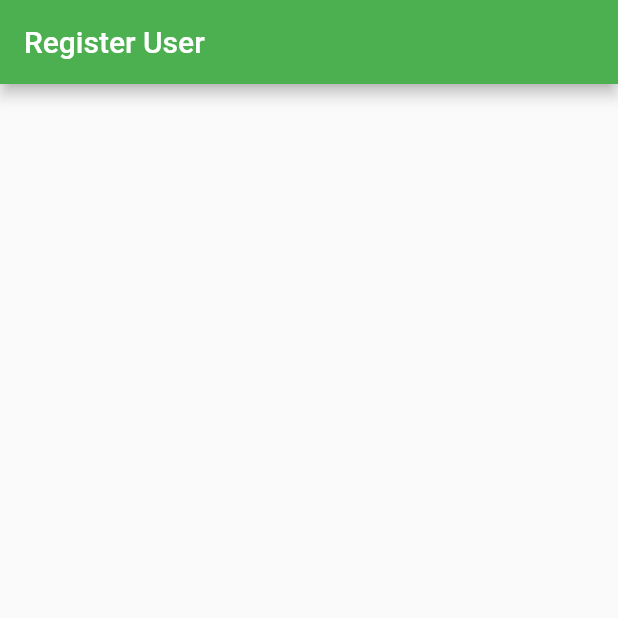
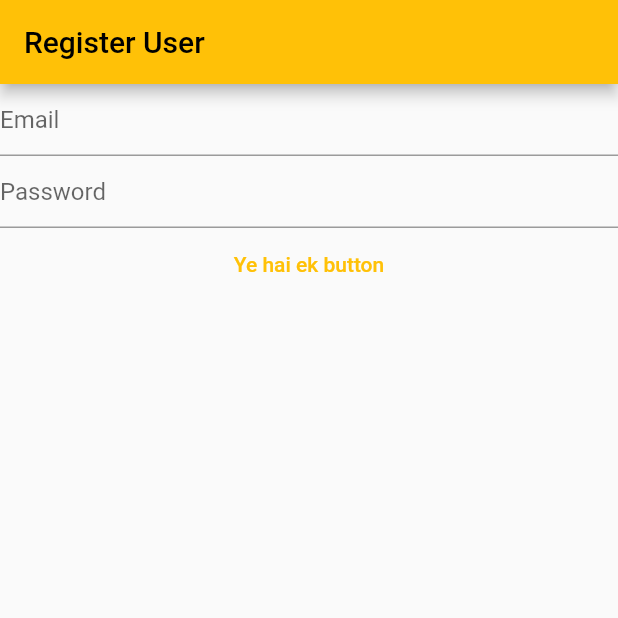
Before and after one commit to SyedWafiHasan/DulyNoted, a Flutter app: the screen it shows after launch, on a phone screen of 412 x 824 dp, the top half of it. Run offline on Flutter 3.47's test engine with Material 2 defaults, Android fonts, the light colour scheme and no system bars; our stand-ins replace firebase_core; accounts and stored records are empty.

Commit message:
Added TextFields and TextButton to registration page

```diff
--- a/dulynoted/lib/main.dart
+++ b/dulynoted/lib/main.dart
@@ -5,16 +5,42 @@ void main()
   runApp(MaterialApp(
     title: 'Duly Noted',
     theme: ThemeData(
-      primarySwatch: Colors.green,
+      primarySwatch: Colors.amber,
     ),
     home: const MyHomePage(),
   ));
 }
 
 //Creating a stateless homepage
-class MyHomePage extends StatelessWidget
+class MyHomePage extends StatefulWidget
 {
   const MyHomePage({Key? key}) : super(key: key);
+
+  @override
+  State<MyHomePage> createState() => _MyHomePageState();
+}
+
+class _MyHomePageState extends State<MyHomePage>
+{
+  late final TextEditingController _email;
+  late final TextEditingController _password;
+
+  @override
+  void initState()
+  {
+    _email = TextEditingController();
+    _password = TextEditingController();
+
+    super.initState();
+  }
+
+  @override
+  void dispose()
+  {
+    _email.dispose();
+    _password.dispose();
+    super.dispose();
+  }
 
   @override
   Widget build(BuildContext context)
@@ -23,6 +49,29 @@ class MyHomePage extends StatelessWidget
       appBar: AppBar(
         title: const Text("Register User"),
       ),
+      body: Column(
+        children: [
+          TextField(
+            controller: _email,
+            decoration: const InputDecoration(
+              hintText: "Email",
+            ),
+          ),
+          TextField(
+            controller: _password,
+            decoration: const InputDecoration(
+              hintText: "Password",
+            ),
+          ),
+          TextButton(
+            onPressed: () async
+            {
+              print("Button pressed");
+            },
+            child: const Text("Ye hai ek button"),
+            ),
+          ],
+        )
     );
   }
 }
```
Also changed, not shown: dulynoted/pubspec.lock.
